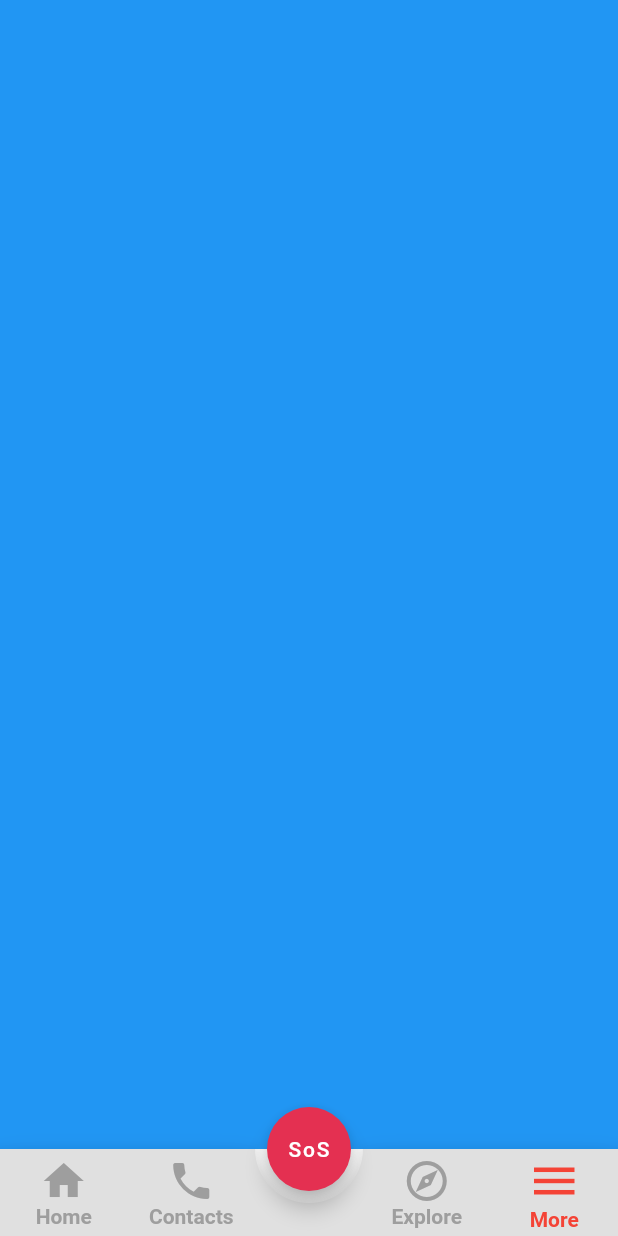
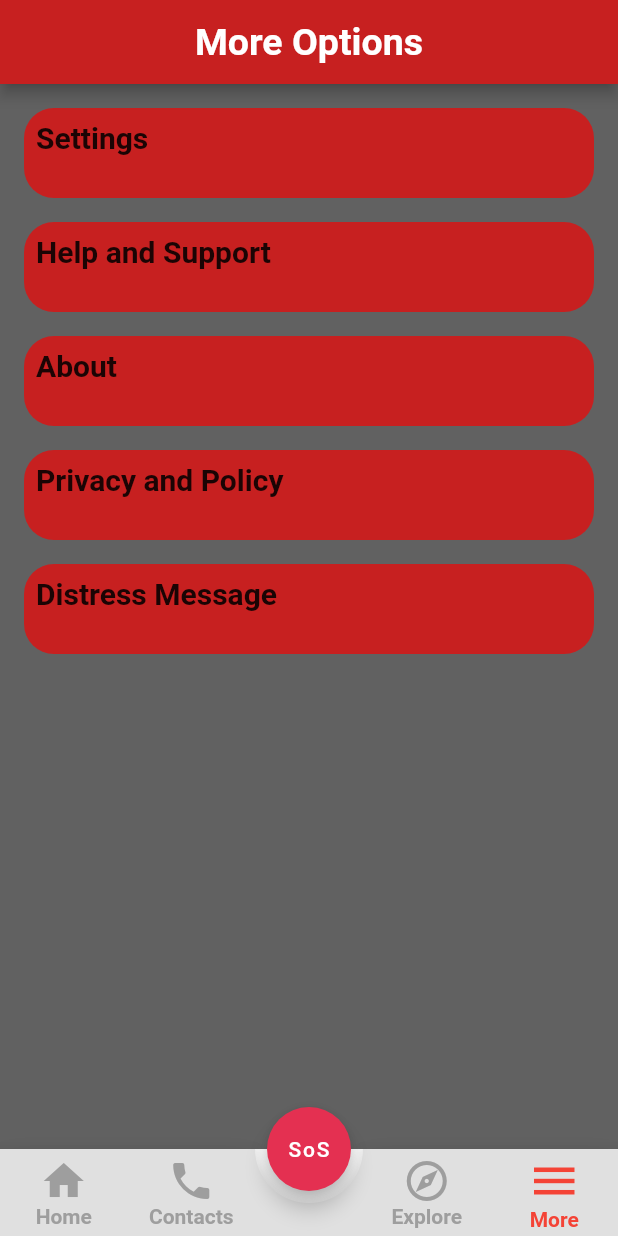
Before and after one commit to HariOp6238/sos, a Flutter app: the screen it shows after launch, item 4 of the bottom bar chosen, on a phone screen of 412 x 824 dp. Run offline on Flutter 3.47's test engine with Material 2 defaults, Android fonts, the phone set to English and light mode, and no system bars; drawn by our look-alikes of stylish_bottom_bar; our stand-ins replace contacts_service; missing offline and left inert: tab_container.

Commit message:
more page addition

```diff
--- a/lib/view/more/more.dart
+++ b/lib/view/more/more.dart
@@ -1,4 +1,5 @@
 import 'package:flutter/material.dart';
+import 'package:sos/utils/constant/colorconstant/colors.dart';
 
 class More extends StatefulWidget {
   const More({super.key});
@@ -8,10 +9,52 @@ class More extends StatefulWidget {
 }
 
 class _MoreState extends State<More> {
+  List <String> optionslist = [
+  "Settings",
+  "Help and Support",
+  "About",
+  "Privacy and Policy",
+  "Distress Message"
+  ];
   @override
   Widget build(BuildContext context) {
-    return const Scaffold(
-      backgroundColor: Colors.blue,
+    return Scaffold(
+      appBar: AppBar(
+        backgroundColor: colorconstant.mybutton,
+        centerTitle: true,
+        title: Text("More Options",style: TextStyle(fontSize: 25,fontWeight: FontWeight.bold),),
+      ),
+      backgroundColor: colorconstant.secondoryfont,
+      body: SafeArea(
+          child: Column(
+        children: [
+          Padding(
+              padding: const EdgeInsets.all(8.0),
+              child: Expanded(
+                child: Container(
+                  height: 600,
+                  child: ListView.builder(
+                    scrollDirection: Axis.vertical,
+                    itemCount: optionslist.length,
+                    itemBuilder: (context, index) => Padding(
+                      padding: const EdgeInsets.all(8.0),
+                      child: Container(
+                        width: double.infinity,
+                        height: 60,
+                        decoration: BoxDecoration(
+                            borderRadius: BorderRadius.circular(20),
+                            color: colorconstant.mybutton),
+                            child: Padding(
+                              padding: const EdgeInsets.all(8.0),
+                              child: Text(optionslist[index],style: TextStyle(fontSize: 20,fontWeight: FontWeight.bold)),
+                            ),
+                      ),
+                    ),
+                  ),
+                ),
+              ))
+        ],
+      )),
     );
   }
 }
```
